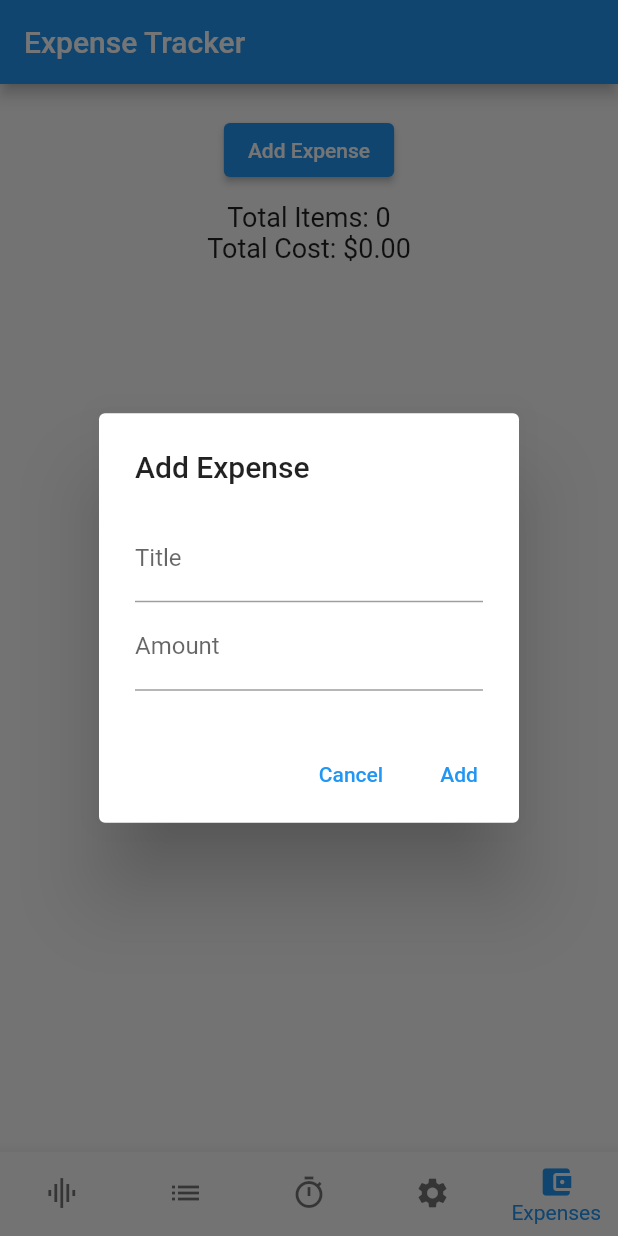
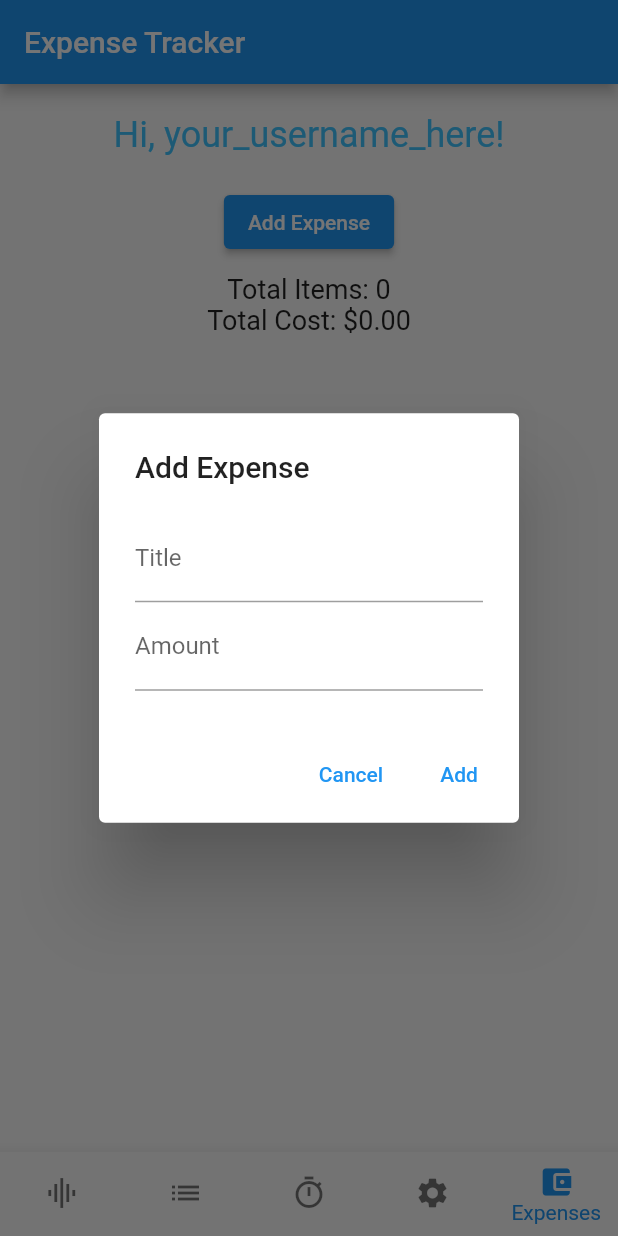
Before and after one commit to ioak-dev/fortuna-mobile, a Flutter app: the HomePage screen opened by its route, item 5 of the bottom bar chosen, after a tap on "Add Expense", on a phone screen of 412 x 824 dp. Run offline on Flutter 3.47's test engine with Material 2 defaults, Android fonts, the phone set to English and light mode, and no system bars; our stand-ins replace animated_text_kit, bloc, equatable, flutter_bloc, flutter_colorpicker, flutter_spinkit and 5 more; accounts and stored records are empty.

```diff
--- a/lib/expnses/Expenses_page.dart
+++ b/lib/expnses/Expenses_page.dart
@@ -1,7 +1,8 @@
 import 'package:flutter/material.dart';
+import 'package:animated_text_kit/animated_text_kit.dart';
 
 void main() {
-  runApp(ExpensesPage());
+  runApp(ExpensesPage(username: 'username'));
 }
 
 class Expenses {
@@ -12,6 +13,10 @@ class Expenses {
 }
 
 class ExpensesPage extends StatefulWidget {
+  final String username;
+
+  ExpensesPage({required this.username});
+
   @override
   _ExpensePageAppState createState() => _ExpensePageAppState();
 }
@@ -50,15 +55,26 @@ class _ExpensePageAppState extends State<ExpensesPage> {
         body: Column(
           children: <Widget>[
             SizedBox(height: 20),
+            Container(
+              alignment: Alignment.center,
+              child: TyperAnimatedTextKit(
+                text: ['Hi, ${widget.username}!'],
+                textStyle: TextStyle(
+                  color: Colors.lightBlueAccent,
+                  fontSize: 24,
+                ),
+                speed: Duration(milliseconds: 100),
+                isRepeatingAnimation: false,
+              ),
+            ),
+            SizedBox(height: 20),
             ElevatedButton(
               onPressed: () {
                 showDialog(
                   context: context,
                   builder: (context) {
-                    TextEditingController titleController =
-                    TextEditingController();
-                    TextEditingController amountController =
-                    TextEditingController();
+                    TextEditingController titleController = TextEditingController();
+                    TextEditingController amountController = TextEditingController();
 
                     return AlertDialog(
                       title: Text('Add Expense'),
@@ -71,8 +87,7 @@ class _ExpensePageAppState extends State<ExpensesPage> {
                           ),
                           TextField(
                             controller: amountController,
-                            keyboardType: TextInputType.numberWithOptions(
-                                decimal: true),
+                            keyboardType: TextInputType.numberWithOptions(decimal: true),
                             decoration: InputDecoration(labelText: 'Amount'),
                           ),
                         ],
@@ -87,8 +102,7 @@ class _ExpensePageAppState extends State<ExpensesPage> {
                         TextButton(
                           onPressed: () {
                             String title = titleController.text;
-                            double amount =
-                                double.tryParse(amountController.text) ?? 0.0;
+                            double amount = double.tryParse(amountController.text) ?? 0.0;
 
                             if (title.isNotEmpty && amount > 0) {
                               _addExpense(title, amount);
--- a/lib/home/home_page.dart
+++ b/lib/home/home_page.dart
@@ -95,7 +95,7 @@ class _HomePageState extends State<HomePage> {
       const PresetListPage(),
       TimerPage(),
       SettingsPage(),
-      ExpensesPage(),
+      ExpensesPage(username: widget.username),
       LoginPage(),
       const Center(child: Text('Perform preset')),
       const Center(child: Text('Settings')),
```
